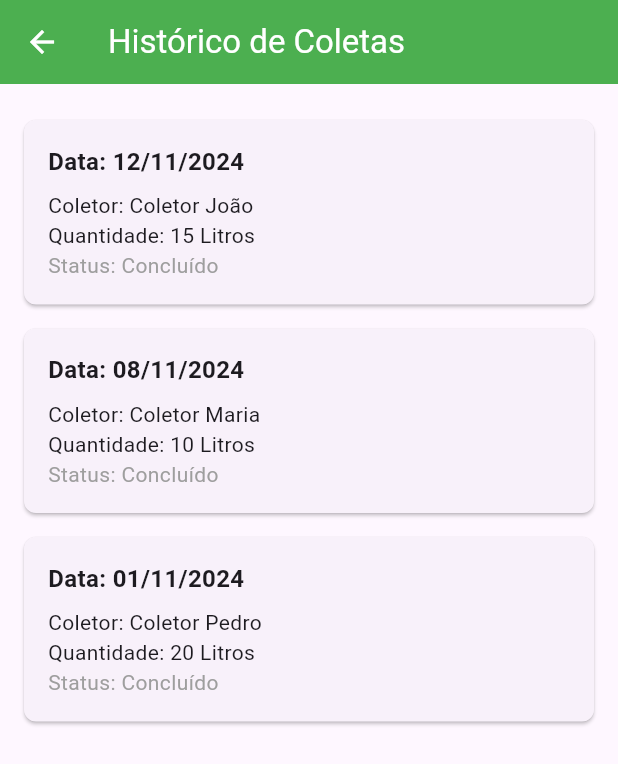
After one commit to LucasBatista37/ciclou_projeto, a Flutter app: the RequestorHistoryScreen screen opened directly, on a phone screen of 412 x 824 dp. The commit adds this screen. Shown: the top 764 px of the screen. Run offline on Flutter 3.47's test engine with Material 3 defaults, Android fonts, the phone set to English and light mode, and no system bars; our stand-ins replace google_maps_flutter, image_picker, open_file, pdf, permission_handler; missing offline and left inert: flutter_pdfview; network calls fail.

Commit message:
telas: requestor dashboard, notifications, proposals, history e ajuste de bugs

```diff
--- a/lib/components/custom_collector_navigationbar.dart
+++ b/lib/components/custom_collector_navigationbar.dart
@@ -28,8 +28,8 @@ class CollectorBottomNavigationBar extends StatelessWidget {
           label: 'Mapa',
         ),
         BottomNavigationBarItem(
-          icon: Icon(Icons.assignment),
-          label: 'Solicitações',
+          icon: Icon(Icons.local_shipping),
+          label: 'Coletas Ativas',
         ),
         BottomNavigationBarItem(
           icon: Icon(Icons.history),
--- /dev/null
+++ b/lib/screens/Requestor/requestor_history_screen.dart
@@ -0,0 +1,81 @@
+import 'package:flutter/material.dart';
+
+class RequestorHistoryScreen extends StatelessWidget {
+  final List<Map<String, dynamic>> history = [
+    {
+      'date': '12/11/2024',
+      'collectorName': 'Coletor João',
+      'quantity': '15 Litros',
+      'status': 'Concluído'
+    },
+    {
+      'date': '08/11/2024',
+      'collectorName': 'Coletor Maria',
+      'quantity': '10 Litros',
+      'status': 'Concluído'
+    },
+    {
+      'date': '01/11/2024',
+      'collectorName': 'Coletor Pedro',
+      'quantity': '20 Litros',
+      'status': 'Concluído'
+    },
+  ];
+
+  RequestorHistoryScreen({super.key});
+
+  @override
+  Widget build(BuildContext context) {
+    return Scaffold(
+      appBar: AppBar(
+        title: const Text(
+          'Histórico de Coletas',
+          style: TextStyle(color: Colors.white),
+        ),
+        backgroundColor: Colors.green,
+        elevation: 0,
+        leading: IconButton(
+          icon: const Icon(Icons.arrow_back, color: Colors.white),
+          onPressed: () => Navigator.pop(context),
+        ),
+      ),
+      body: Padding(
+        padding: const EdgeInsets.all(16.0),
+        child: ListView.builder(
+          itemCount: history.length,
+          itemBuilder: (context, index) {
+            final record = history[index];
+            return Card(
+              margin: const EdgeInsets.symmetric(vertical: 8.0),
+              shape: RoundedRectangleBorder(
+                borderRadius: BorderRadius.circular(8.0),
+              ),
+              child: Padding(
+                padding: const EdgeInsets.all(16.0),
+                child: Column(
+                  crossAxisAlignment: CrossAxisAlignment.start,
+                  children: [
+                    Text(
+                      'Data: ${record['date']}',
+                      style: const TextStyle(
+                        fontWeight: FontWeight.bold,
+                        fontSize: 16.0,
+                      ),
+                    ),
+                    const SizedBox(height: 8.0),
+                    Text('Coletor: ${record['collectorName']}'),
+                    Text('Quantidade: ${record['quantity']}'),
+                    Text(
+                      'Status: ${record['status']}',
+                      style: const TextStyle(color: Colors.grey),
+                    ),
+                  ],
+                ),
+              ),
+            );
+          },
+        ),
+      ),
+    );
+  }
+}
```
Also changed, not shown: lib/screens/Collector/collect_history_screen.dart (+7 -7 lines), lib/screens/Collector/collector_dashboard.dart (+22 -5 lines), lib/screens/Collector/collector_notifications_screen.dart (added, +148 -0 lines), lib/screens/Collector/sent_proposals_screen.dart (+11 -1 lines), lib/screens/Requestor/certificates_screen.dart (+17 -1 lines), lib/screens/Requestor/proposals_screen.dart (added, +180 -0 lines), lib/screens/Requestor/requestor_dashboard.dart (+26 -7 lines), lib/screens/Requestor/requestor_notifications_screen.dart (added, +129 -0 lines).
